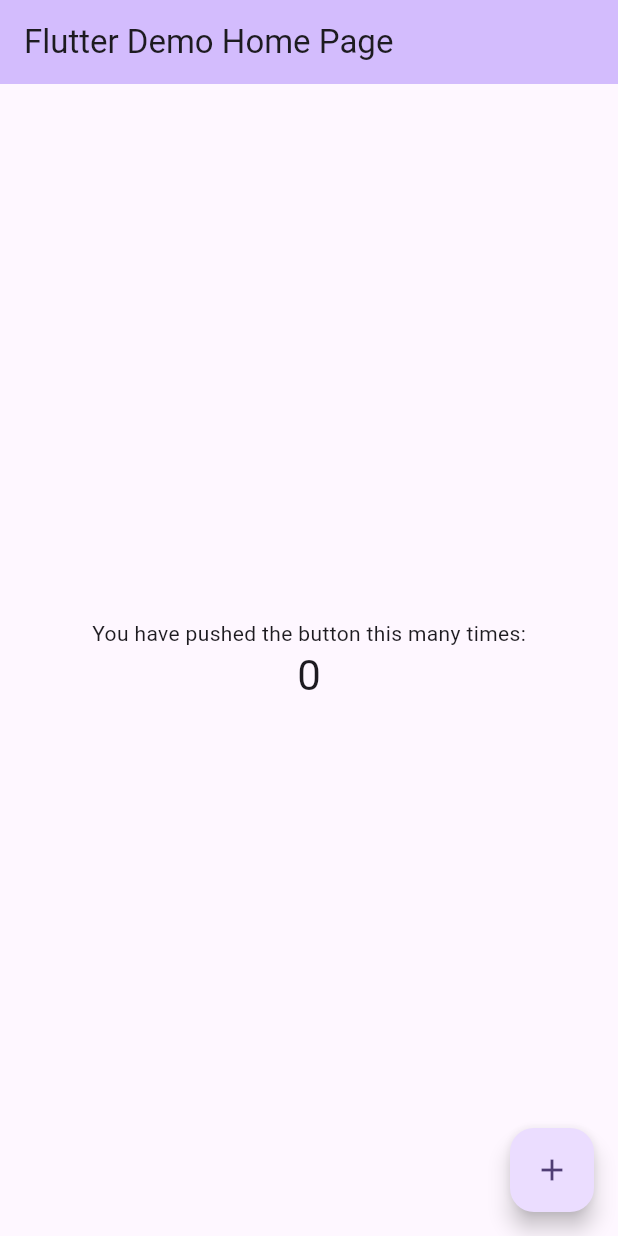
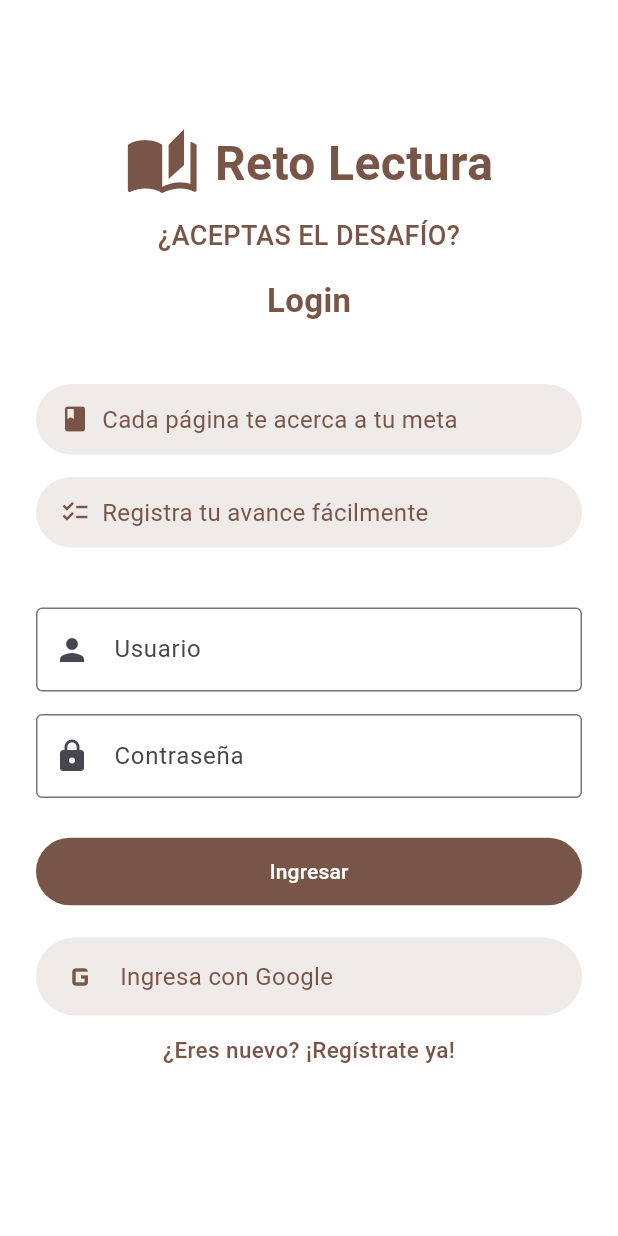
Before and after one commit to jairodaniel03/Proyecto_Lenguaje_de_Programacion, a Flutter app: the screen it shows after launch, on a phone screen of 412 x 824 dp. Run offline on Flutter 3.47's test engine with Material 3 defaults, Android fonts, the light colour scheme and no system bars; our stand-ins replace firebase_core, go_router; accounts and stored records are empty.

Commit message:
Avance de Login

```diff
--- a/lib/main.dart
+++ b/lib/main.dart
@@ -1,4 +1,6 @@
 import 'package:flutter/material.dart';
+import 'package:go_router/go_router.dart';
+import 'src/views/log_in.dart';
 
 void main() {
   runApp(const MyApp());
@@ -7,116 +9,23 @@ void main() {
 class MyApp extends StatelessWidget {
   const MyApp({super.key});
 
-  // This widget is the root of your application.
+  GoRouter get _router => GoRouter(
+    initialLocation: '/login',
+    routes: [
+      GoRoute(
+        path: '/login',
+        name: 'login',
+        builder: (context, state) => const LoginPage(),
+      ),
+    ],
+  );
+
   @override
   Widget build(BuildContext context) {
-    return MaterialApp(
-      title: 'Flutter Demo',
-      theme: ThemeData(
-        // This is the theme of your application.
-        //
-        // TRY THIS: Try running your application with "flutter run". You'll see
-        // the application has a purple toolbar. Then, without quitting the app,
-        // try changing the seedColor in the colorScheme below to Colors.green
-        // and then invoke "hot reload" (save your changes or press the "hot
-        // reload" button in a Flutter-supported IDE, or press "r" if you used
-        // the command line to start the app).
-        //
-        // Notice that the counter didn't reset back to zero; the application
-        // state is not lost during the reload. To reset the state, use hot
-        // restart instead.
-        //
-        // This works for code too, not just values: Most code changes can be
-        // tested with just a hot reload.
-        colorScheme: ColorScheme.fromSeed(seedColor: Colors.deepPurple),
-      ),
-      home: const MyHomePage(title: 'Flutter Demo Home Page'),
+    return MaterialApp.router(
+      debugShowCheckedModeBanner: false,
+      title: 'Reto Lectura',
+      routerConfig: _router,
     );
   }
 }
-
-class MyHomePage extends StatefulWidget {
-  const MyHomePage({super.key, required this.title});
-
-  // This widget is the home page of your application. It is stateful, meaning
-  // that it has a State object (defined below) that contains fields that affect
-  // how it looks.
-
-  // This class is the configuration for the state. It holds the values (in this
-  // case the title) provided by the parent (in this case the App widget) and
-  // used by the build method of the State. Fields in a Widget subclass are
-  // always marked "final".
-
-  final String title;
-
-  @override
-  State<MyHomePage> createState() => _MyHomePageState();
-}
-
-class _MyHomePageState extends State<MyHomePage> {
-  int _counter = 0;
-
-  void _incrementCounter() {
-    setState(() {
-      // This call to setState tells the Flutter framework that something has
-      // changed in this State, which causes it to rerun the build method below
-      // so that the display can reflect the updated values. If we changed
-      // _counter without calling setState(), then the build method would not be
-      // called again, and so nothing would appear to happen.
-      _counter++;
-    });
-  }
-
-  @override
-  Widget build(BuildContext context) {
-    // This method is rerun every time setState is called, for instance as done
-    // by the _incrementCounter method above.
-    //
-    // The Flutter framework has been optimized to make rerunning build methods
-    // fast, so that you can just rebuild anything that needs updating rather
-    // than having to individually change instances of widgets.
-    return Scaffold(
-      appBar: AppBar(
-        // TRY THIS: Try changing the color here to a specific color (to
-        // Colors.amber, perhaps?) and trigger a hot reload to see the AppBar
-        // change color while the other colors stay the same.
-        backgroundColor: Theme.of(context).colorScheme.inversePrimary,
-        // Here we take the value from the MyHomePage object that was created by
-        // the App.build method, and use it to set our appbar title.
-        title: Text(widget.title),
-      ),
-      body: Center(
-        // Center is a layout widget. It takes a single child and positions it
-        // in the middle of the parent.
-        child: Column(
-          // Column is also a layout widget. It takes a list of children and
-          // arranges them vertically. By default, it sizes itself to fit its
-          // children horizontally, and tries to be as tall as its parent.
-          //
-          // Column has various properties to control how it sizes itself and
-          // how it positions its children. Here we use mainAxisAlignment to
-          // center the children vertically; the main axis here is the vertical
-          // axis because Columns are vertical (the cross axis would be
-          // horizontal).
-          //
-          // TRY THIS: Invoke "debug painting" (choose the "Toggle Debug Paint"
-          // action in the IDE, or press "p" in the console), to see the
-          // wireframe for each widget.
-          mainAxisAlignment: MainAxisAlignment.center,
-          children: <Widget>[
-            const Text('You have pushed the button this many times:'),
-            Text(
-              '$_counter',
-              style: Theme.of(context).textTheme.headlineMedium,
-            ),
-          ],
-        ),
-      ),
-      floatingActionButton: FloatingActionButton(
-        onPressed: _incrementCounter,
-        tooltip: 'Increment',
-        child: const Icon(Icons.add),
-      ), // This trailing comma makes auto-formatting nicer for build methods.
-    );
-  }
-}
--- /dev/null
+++ b/lib/src/views/log_in.dart
@@ -0,0 +1,176 @@
+import 'package:flutter/material.dart';
+
+void main() {
+  runApp(const MyApp());
+}
+
+class MyApp extends StatelessWidget {
+  const MyApp({super.key});
+
+  @override
+  Widget build(BuildContext context) {
+    return const MaterialApp(
+      debugShowCheckedModeBanner: false,
+      title: 'Reto Lectura',
+      home: LoginPage(),
+    );
+  }
+}
+
+class LoginPage extends StatelessWidget {
+  const LoginPage({super.key});
+
+  @override
+  Widget build(BuildContext context) {
+    return Scaffold(
+      backgroundColor: Colors.white,
+      body: Padding(
+        padding: const EdgeInsets.all(24.0),
+        child: Column(
+          mainAxisAlignment: MainAxisAlignment.start,
+          crossAxisAlignment: CrossAxisAlignment.start,
+          children: [
+            const SizedBox(height: 60),
+            Center(
+              child: Column(
+                children: const [
+                  Row(
+                    mainAxisSize: MainAxisSize.min,
+                    children: [
+                      Icon(Icons.auto_stories, size: 50, color: Colors.brown),
+                      SizedBox(width: 10),
+                      Text(
+                        "Reto Lectura",
+                        style: TextStyle(
+                          fontSize: 32,
+                          fontWeight: FontWeight.bold,
+                          color: Colors.brown,
+                        ),
+                      ),
+                    ],
+                  ),
+                  SizedBox(height: 10),
+                  Text(
+                    "¿ACEPTAS EL DESAFÍO?",
+                    style: TextStyle(
+                      fontSize: 18,
+                      fontWeight: FontWeight.w500,
+                      color: Colors.brown,
+                    ),
+                  ),
+                  SizedBox(height: 15),
+                  Text(
+                    "Login",
+                    style: TextStyle(
+                      fontSize: 22,
+                      fontWeight: FontWeight.w600,
+                      color: Colors.brown,
+                    ),
+                  ),
+                ],
+              ),
+            ),
+            const SizedBox(height: 40),
+            Container(
+              width: double.infinity,
+              padding: const EdgeInsets.symmetric(horizontal: 16, vertical: 12),
+              decoration: BoxDecoration(
+                color: Colors.brown.shade50,
+                borderRadius: BorderRadius.circular(30),
+              ),
+              child: Row(
+                children: const [
+                  Icon(Icons.book, color: Colors.brown, size: 20),
+                  SizedBox(width: 8),
+                  Text(
+                    "Cada página te acerca a tu meta",
+                    style: TextStyle(fontSize: 16, color: Colors.brown),
+                  ),
+                ],
+              ),
+            ),
+            const SizedBox(height: 15),
+            Container(
+              width: double.infinity,
+              padding: const EdgeInsets.symmetric(horizontal: 16, vertical: 12),
+              decoration: BoxDecoration(
+                color: Colors.brown.shade50,
+                borderRadius: BorderRadius.circular(30),
+              ),
+              child: Row(
+                children: const [
+                  Icon(Icons.checklist, color: Colors.brown, size: 20),
+                  SizedBox(width: 8),
+                  Text(
+                    "Registra tu avance fácilmente",
+                    style: TextStyle(fontSize: 16, color: Colors.brown),
+                  ),
+                ],
+              ),
+            ),
+            const SizedBox(height: 40),
+            const TextField(
+              decoration: InputDecoration(
+                labelText: "Usuario",
+                prefixIcon: Icon(Icons.person),
+                border: OutlineInputBorder(),
+              ),
+            ),
+            const SizedBox(height: 15),
+            const TextField(
+              obscureText: true,
+              decoration: InputDecoration(
+                labelText: "Contraseña",
+                prefixIcon: Icon(Icons.lock),
+                border: OutlineInputBorder(),
+              ),
+            ),
+            const SizedBox(height: 25),
+            ElevatedButton(
+              onPressed: null,
+              style: ElevatedButton.styleFrom(
+                backgroundColor: Colors.brown,
+                disabledBackgroundColor: Colors.brown,
+                minimumSize: const Size(double.infinity, 45),
+              ),
+              child: const Text(
+                "Ingresar",
+                style: TextStyle(color: Colors.white),
+              ),
+            ),
+            const SizedBox(height: 20),
+            Container(
+              width: double.infinity,
+              padding: const EdgeInsets.symmetric(horizontal: 16, vertical: 12),
+              decoration: BoxDecoration(
+                color: Colors.brown.shade50,
+                borderRadius: BorderRadius.circular(30),
+              ),
+              child: Row(
+                children: const [
+                  Icon(Icons.g_mobiledata, color: Colors.brown, size: 28),
+                  SizedBox(width: 12),
+                  Text(
+                    "Ingresa con Google",
+                    style: TextStyle(fontSize: 16, color: Colors.brown),
+                  ),
+                ],
+              ),
+            ),
+            const SizedBox(height: 12),
+            const Center(
+              child: Text(
+                "¿Eres nuevo? ¡Regístrate ya!",
+                style: TextStyle(
+                  fontSize: 15,
+                  color: Colors.brown,
+                  fontWeight: FontWeight.w500,
+                ),
+              ),
+            ),
+          ],
+        ),
+      ),
+    );
+  }
+}
```
Also changed, not shown: lib/views/home_page.dart (deleted), pubspec.lock.
